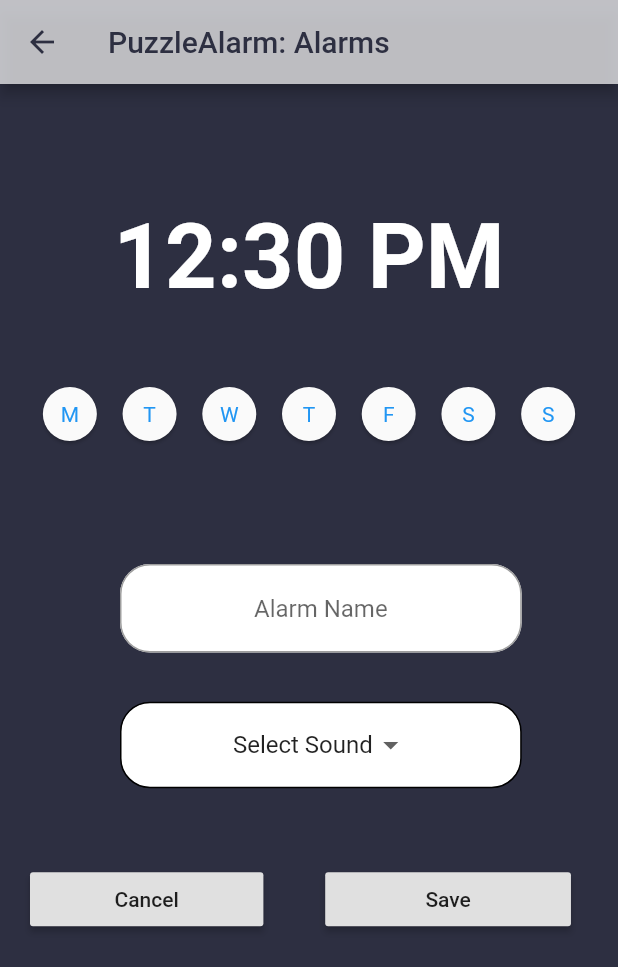
After one commit to GayatriMunde/BasicClock, a Flutter app: the AlarmPage screen opened directly, after a tap on the "alarm add" icon, on a phone screen of 412 x 824 dp. The commit adds this screen. Shown: the top 967 px of the screen. Run offline on Flutter 3.47's test engine with Material 2 defaults, Android fonts, the phone set to English and light mode, and no system bars; drawn by our look-alikes of weekday_selector; our stand-ins replace flutter_local_notifications, numberpicker.

Commit message:
Added the Add Alarms

```diff
--- /dev/null
+++ b/lib/Screens/AddAlarms.dart
@@ -0,0 +1,306 @@
+import 'package:flutter/material.dart';
+import 'package:Puzzle_Alarm/Screens/Alarms.dart';
+import 'package:weekday_selector/weekday_selector.dart';
+
+class ListItem {
+  int value;
+  String name;
+
+  ListItem(this.value, this.name);
+}
+
+class AddAlarm extends StatefulWidget {
+  AddAlarm({Key key}) : super(key: key);
+
+  _AddAlarmState createState() => _AddAlarmState();
+}
+
+class _AddAlarmState extends State<AddAlarm> {
+  TextEditingController nameInputController;
+  TimeOfDay _selectedTime;
+  ValueChanged<TimeOfDay> selectTime;
+
+  List<ListItem> _dropdownItems = [
+    ListItem(1, "Select Sound"),
+    ListItem(2, "Pop"),
+    ListItem(3, "Ripple"),
+    ListItem(4, "Drizzle"),
+    ListItem(5, "Basic"),
+  ];
+
+  List<DropdownMenuItem<ListItem>> _dropdownMenuItems;
+  ListItem _selectedItem;
+
+  var weekdays = List.filled(7, false);
+  var selectedSound = "";
+
+  @override
+  void initState() {
+    nameInputController = new TextEditingController();
+    _selectedTime = new TimeOfDay(hour: 12, minute: 30);
+    _dropdownMenuItems = buildDropDownMenuItems(_dropdownItems);
+    _selectedItem = _dropdownMenuItems[0].value;
+    super.initState();
+  }
+
+  List<DropdownMenuItem<ListItem>> buildDropDownMenuItems(List listItems) {
+    List<DropdownMenuItem<ListItem>> items = List();
+    for (ListItem listItem in listItems) {
+      items.add(
+        DropdownMenuItem(
+          child: Text(listItem.name),
+          value: listItem,
+        ),
+      );
+    }
+    return items;
+  }
+
+  @override
+  Widget build(BuildContext context) {
+    return Scaffold(
+      appBar: AppBar(
+        title: Text(
+          "PuzzleAlarm: Alarms",
+          style: TextStyle(color: Color(0xFF2D2F41)),
+        ),
+        backgroundColor: Colors.white70,
+        leading: IconButton(
+            icon: Icon(
+              Icons.arrow_back,
+              color: Color(0xFF2D2F41),
+            ),
+            onPressed: () {
+              Navigator.pushReplacement(
+                context,
+                MaterialPageRoute(
+                  builder: (context) => AlarmPage(),
+                ),
+              );
+            }),
+      ),
+      backgroundColor: Color(0xFF2D2F41),
+      body: Padding(
+        padding: EdgeInsets.all(20.0),
+        child: SingleChildScrollView(
+          child: Column(
+            children: <Widget>[
+              SizedBox(
+                height: 60.0,
+              ),
+              new GestureDetector(
+                child: Text(
+                  _selectedTime.format(context),
+                  style: TextStyle(
+                    fontSize: 60.0,
+                    fontWeight: FontWeight.bold,
+                    color: Colors.white,
+                  ),
+                ),
+                onTap: () {
+                  _selectTime(context);
+                },
+              ),
+              SizedBox(
+                height: 30.0,
+              ),
+              Row(
+                mainAxisAlignment: MainAxisAlignment.spaceBetween,
+                children: <Widget>[
+                  Expanded(
+                    child: SizedBox(
+                      height: 80,
+                      child: WeekdaySelector(
+                        values: weekdays,
+                        onChanged: (i) {
+                          setState(() {
+                            weekdays[i % 7] = !weekdays[i % 7];
+                          });
+                        },
+                        selectedFillColor: Colors.blueGrey,
+                      ),
+                    ),
+                  ),
+                ],
+              ),
+              SizedBox(
+                height: 60.0,
+              ),
+              Row(
+                children: [
+                  Center(
+                    child: Container(
+                      margin: const EdgeInsets.only(right: 40, left: 60),
+                      width: MediaQuery.of(context).size.width * 0.65,
+                      height: MediaQuery.of(context).size.height * 0.075,
+                      child: TextFormField(
+                        textAlign: TextAlign.center,
+                        decoration: InputDecoration(
+                            filled: true,
+                            fillColor: Colors.white,
+                            enabledBorder: const OutlineInputBorder(
+                              borderRadius:
+                                  BorderRadius.all(Radius.circular(20.0)),
+                              borderSide: const BorderSide(
+                                color: Colors.grey,
+                              ),
+                            ),
+                            focusedBorder: OutlineInputBorder(
+                              borderRadius:
+                                  BorderRadius.all(Radius.circular(10.0)),
+                              borderSide: BorderSide(color: Colors.blue),
+                            ),
+                            hintText: "Alarm Name"),
+                        controller: nameInputController,
+                        keyboardType: TextInputType.text,
+                      ),
+                    ),
+                  ),
+                ],
+              ),
+              SizedBox(
+                height: 30.0,
+              ),
+              Row(children: <Widget>[
+                Column(
+                  children: [
+                    Container(
+                      margin: const EdgeInsets.only(right: 40, left: 60),
+                      width: MediaQuery.of(context).size.width * 0.65,
+                      height: MediaQuery.of(context).size.height * 0.07,
+                      //height: ,
+                      decoration: BoxDecoration(
+                          borderRadius: BorderRadius.circular(20.0),
+                          color: Colors.white,
+                          border: Border.all()),
+                      child: DropdownButtonHideUnderline(
+                        child: Center(
+                          child: DropdownButton(
+                              value: _selectedItem,
+                              items: _dropdownMenuItems,
+                              onChanged: (value) {
+                                setState(() {
+                                  _selectedItem = value;
+                                });
+                              }),
+                        ),
+                      ),
+                    ),
+                  ],
+                )
+              ]),
+              SizedBox(
+                height: 50,
+              ),
+              Row(
+                children: <Widget>[
+                  Center(
+                    child: Column(
+                      children: [
+                        RaisedButton(
+                          onPressed: () {
+                            Route route = MaterialPageRoute(
+                                builder: (context) => AlarmPage());
+                            Navigator.push(context, route);
+                          },
+                          child: SizedBox(
+                            width: MediaQuery.of(context).size.width * 0.3,
+                            child: Center(
+                              child: Text("Cancel"),
+                            ),
+                          ),
+                        ),
+                      ],
+                    ),
+                  ),
+                  SizedBox(
+                    width: MediaQuery.of(context).size.width * 0.1,
+                  ),
+                  Column(
+                    children: [
+                      RaisedButton(
+                        onPressed: () {
+                          Route route = MaterialPageRoute(
+                              builder: (context) => AlarmPage());
+                          Navigator.push(context, route);
+                        },
+                        child: SizedBox(
+                          width: MediaQuery.of(context).size.width * 0.32,
+                          child: Center(
+                            child: Text("Save"),
+                          ),
+                        ),
+                      ),
+                    ],
+                  ),
+                ],
+              ),
+            ],
+          ),
+        ),
+      ),
+    );
+  }
+
+/*
+
+                  Container(
+                    margin: const EdgeInsets.only(right: 45, left: 45),
+                    child: TextFormField(
+                      textAlign: TextAlign.center,
+                      decoration: InputDecoration(
+                          enabledBorder: OutlineInputBorder(
+                            borderRadius: BorderRadius.all(Radius.circular(30)),
+                            borderSide: BorderSide(color: Colors.blueGrey),
+                          ),
+                          focusedBorder: OutlineInputBorder(
+                            borderRadius: BorderRadius.all(Radius.circular(30)),
+                            borderSide: BorderSide(color: Colors.blueGrey),
+                          ),
+                          filled: true,
+                          fillColor: Colors.white,
+                          hintText: "Alarm Name"),
+                      controller: nameInputController,
+                      keyboardType: TextInputType.text,
+                    ),
+                  ),
+
+                  SizedBox(
+                    height: 60.0,
+                  ),
+
+                  Row(
+                    children: <Widget>[
+                      RaisedButton(
+                        onPressed: () {
+                          Route route = MaterialPageRoute(
+                              builder: (context) => AlarmPage());
+                          Navigator.push(context, route);
+                        },
+                        child: SizedBox(
+                          width: MediaQuery.of(context).size.width * 0.4,
+                          child: Text("Minion"),
+                        ),
+                      ),
+                      RaisedButton(
+                        onPressed: () {
+                          Route route = MaterialPageRoute(
+                              builder: (context) => AlarmPage());
+                          Navigator.push(context, route);
+                        },
+                        child: SizedBox(
+                            width: MediaQuery.of(context).size.width * 0.4,
+                            child: Text("Emoji")),
+                      ),
+                    ],
+                  ),
+*/
+
+  Future<void> _selectTime(BuildContext context) async {
+    final TimeOfDay picked =
+        await showTimePicker(context: context, initialTime: _selectedTime);
+    setState(() {
+      _selectedTime = picked;
+    });
+  }
+}
--- /dev/null
+++ b/lib/Screens/Alarms.dart
@@ -0,0 +1,62 @@
+import 'package:flutter/material.dart';
+import 'package:Puzzle_Alarm/Screens/AddAlarms.dart';
+import 'package:Puzzle_Alarm/HomePage.dart';
+
+class AlarmPage extends StatefulWidget {
+  @override
+  _AlarmPageState createState() => _AlarmPageState();
+}
+
+class _AlarmPageState extends State<AlarmPage> {
+  @override
+  Widget build(BuildContext context) {
+    return Scaffold(
+        appBar: AppBar(
+        title: Text(
+          "PuzzleAlarm: Alarms",
+          style: TextStyle(color: Color(0xFF2D2F41)),
+        ),
+        backgroundColor: Colors.white70,
+        leading: IconButton(
+            icon: Icon(
+              Icons.arrow_back,
+              color: Color(0xFF2D2F41),
+            ),
+            onPressed: () {
+              Navigator.pushReplacement(
+                context,
+                MaterialPageRoute(
+                  builder: (context) => HomePage(),
+                ),
+              );
+            }),
+      ),
+      backgroundColor: Color(0xFF2D2F41),
+      body: Center(
+        child: Row(
+          mainAxisAlignment: MainAxisAlignment.center,
+          children: <Widget>[
+            Column(
+              children: <Widget>[
+                IconButton(
+                  icon: Icon(
+                    Icons.alarm_add,
+                    color: Colors.white,
+                  ),
+                  onPressed: () {
+                    Navigator.pushReplacement(
+                      context,
+                      MaterialPageRoute(
+                        builder: (context) => AddAlarm(),
+                      ),
+                    );
+                  },
+                )
+              ]
+            )
+          ]
+        )
+      )
+    );
+  }
+}
--- a/lib/Screens/stopwatch.dart
+++ b/lib/Screens/stopwatch.dart
@@ -74,7 +74,8 @@ class _StopWatchMainState extends State<StopWatchMain> {
                   builder: (context) => HomePage(),
                 ),
               );
-            }),
+            },
+          ),
       ),
       backgroundColor: Color(0xFF2D2F41),
       body: Center(
--- a/lib/main.dart
+++ b/lib/main.dart
@@ -1,5 +1,4 @@
 import 'package:Puzzle_Alarm/HomePage.dart';
-import 'package:Puzzle_Alarm/classes/dependencies.dart';
 import 'package:flutter/material.dart';
 
 void main() {
--- a/lib/widgets/ClockView.dart
+++ b/lib/widgets/ClockView.dart
@@ -16,8 +16,10 @@ class _ClockViewState extends State<ClockView> {
   @override
   void initState() {
     Timer.periodic(Duration(seconds: 1), (timer) {
-    setState(() {});
-     });
+      if (this.mounted){
+        setState(() {});
+      }
+    });
     super.initState();
   }
 
--- a/pubspec.yaml
+++ b/pubspec.yaml
@@ -31,6 +31,8 @@ dependencies:
   intl : ^0.16.1
   provider: ^4.1.3
   numberpicker: ^1.2.1
+  weekday_selector: ^0.4.0
+  flutter_local_notifications: ^3.0.2
 
 dev_dependencies:
   flutter_test:
```
Also changed, not shown: lib/HomePage.dart (+8 -1 lines), lib/Screens/AddAlarm.dart (added, +120 -0 lines), lib/Screens/Timer.dart (+16 -2 lines), lib/widgets/circle_day.dart (added, +24 -0 lines), pubspec.lock, 1 other file.
